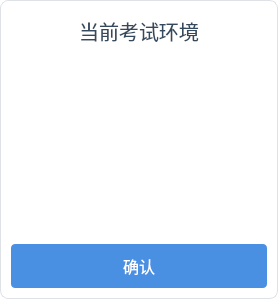
First picture: the form in src/gui/examEnv/EnvSelectDialog.ui, repository HuanLing4763/ExamBankSystem, before the edit.
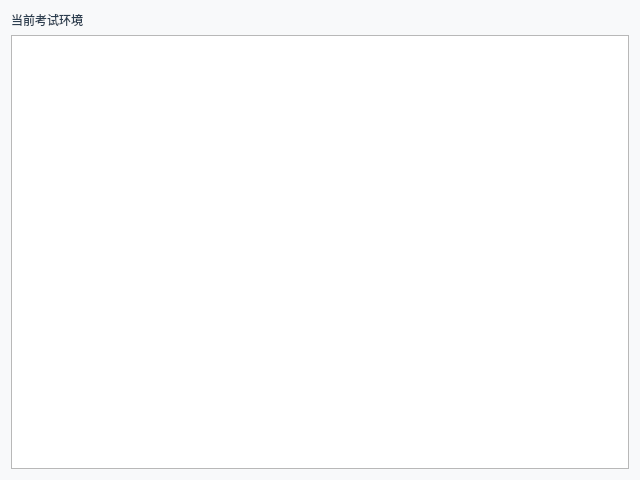
Second picture: the form after the edit.

Patch:
```diff
--- a/src/gui/examEnv/EnvSelectDialog.ui
+++ b/src/gui/examEnv/EnvSelectDialog.ui
@@ -2,6 +2,14 @@
 <ui version="4.0">
 	<class>EnvSelectDialog</class>
 	<widget class="QDialog" name="EnvSelectDialog">
+		<property name="geometry">
+			<rect>
+				<x>0</x>
+				<y>0</y>
+				<width>640</width>
+				<height>480</height>
+			</rect>
+		</property>
 		<property name="windowTitle">
 			<string>选择考试环境</string>
 		</property>
@@ -11,58 +19,44 @@
 		<property name="styleSheet">
 			<string notr="true">
 				QDialog {
-				background: #ffffff;
-				border-radius: 8px;
-				border: 1px solid #dee2e6;
+				background: #f8f9fa;
 				}
 				QLabel#titleLabel {
-				font-size: 20px;
-				color: #34495e;
-				padding: 5px;
-				border-bottom: 1px solid #ecf0f1;
+				font: 500 20px 'Microsoft YaHei';
+				color: #2c3e50;
 				}
 				QListWidget {
-				border: none;
-				font-size: 16px;
-				padding: 0 20px;
+				font: 16px 'Microsoft YaHei';
 				}
 				QListWidget::item {
-				padding: 4px;
-				border-radius: 4px;
-				margin: 8px 0;
+				background: white;
 				}
 				QListWidget::item:hover {
 				background: #f8f9fa;
 				}
 				QListWidget::item:selected {
-				background: #4a90e2;
-				color: white;
+				background: #e3f2fd;
 				}
 				QPushButton {
-				background-color: #4a90e2;
+				font: 14px 'Microsoft YaHei';
+				background: #4a90e2;
 				color: white;
-				border: none;
-				padding: 10px 0;
-				border-radius: 4px;
-				font-size: 16px;
 				}
 				QPushButton:hover {
-				background-color: #357ab7;
+				background: #357ab7;
+				}
+				QPushButton:disabled {
+				background: #bdc3c7;
+				color: #7f8c8d;
 				}
 			</string>
 		</property>
 		<layout class="QVBoxLayout" name="mainLayout">
-			<property name="spacing">
-				<number>0</number>
-			</property>
 			<item>
 				<widget class="QLabel" name="titleLabel">
 					<property name="text">
 						<string>当前考试环境</string>
 					</property>
-					<property name="alignment">
-						<set>Qt::AlignCenter</set>
-					</property>
 				</widget>
 			</item>
 			<item>
@@ -75,13 +69,6 @@
 					</property>
 				</widget>
 			</item>
-			<item>
-				<widget class="QPushButton" name="confirmButton">
-					<property name="text">
-						<string>确认</string>
-					</property>
-				</widget>
-			</item>
 		</layout>
 	</widget>
 </ui>
```
Left out of the diff: 8 changed lines with no effect on the pictures.
